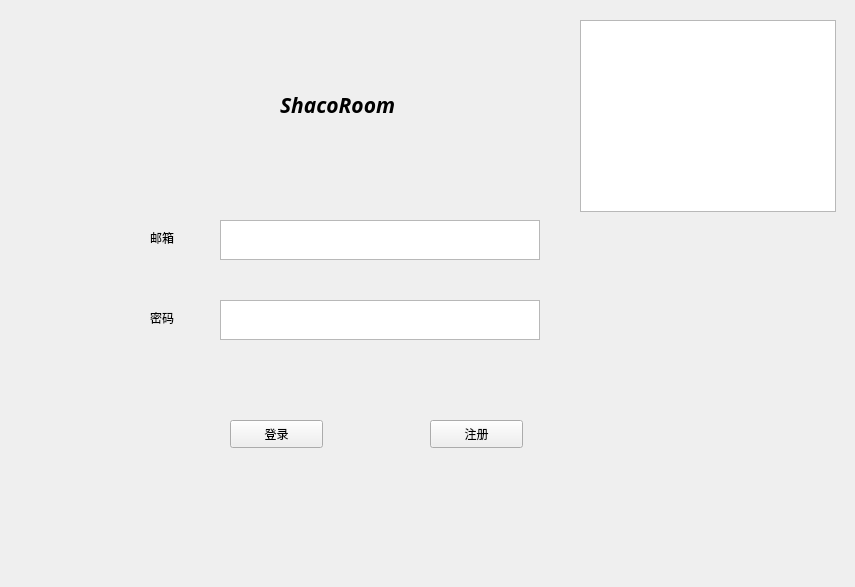
Before: the Qt Designer form authentication/loginGUI.ui in PurePassersBy/ShacoRoom, drawn with Qt 5.
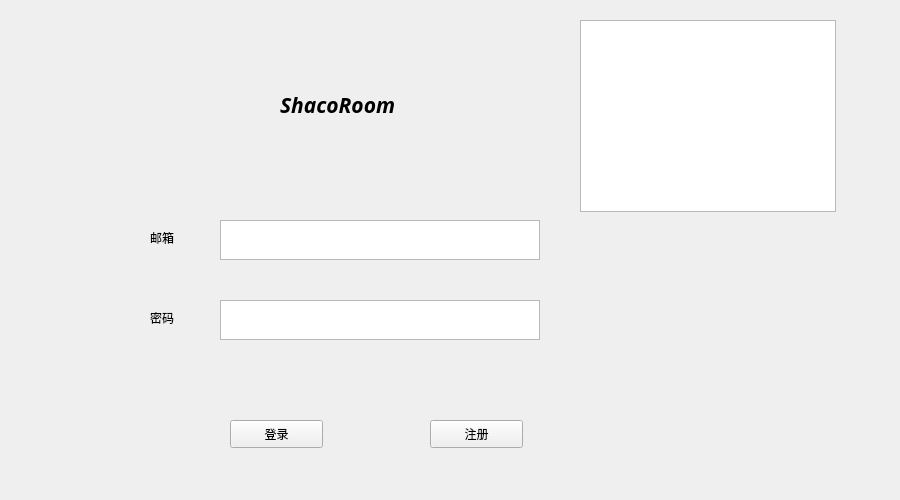
After: the same form once the commit is applied.

Patch:
```diff
--- a/authentication/loginGUI.ui
+++ b/authentication/loginGUI.ui
@@ -6,10 +6,22 @@
    <rect>
     <x>0</x>
     <y>0</y>
-    <width>855</width>
-    <height>587</height>
+    <width>900</width>
+    <height>500</height>
    </rect>
   </property>
+  <property name="minimumSize">
+   <size>
+    <width>600</width>
+    <height>500</height>
+   </size>
+  </property>
+  <property name="maximumSize">
+   <size>
+    <width>900</width>
+    <height>500</height>
+   </size>
+  </property>
   <property name="windowTitle">
    <string>Form</string>
   </property>
```
Left out of the diff: 4 changed lines with no effect on the pictures.
